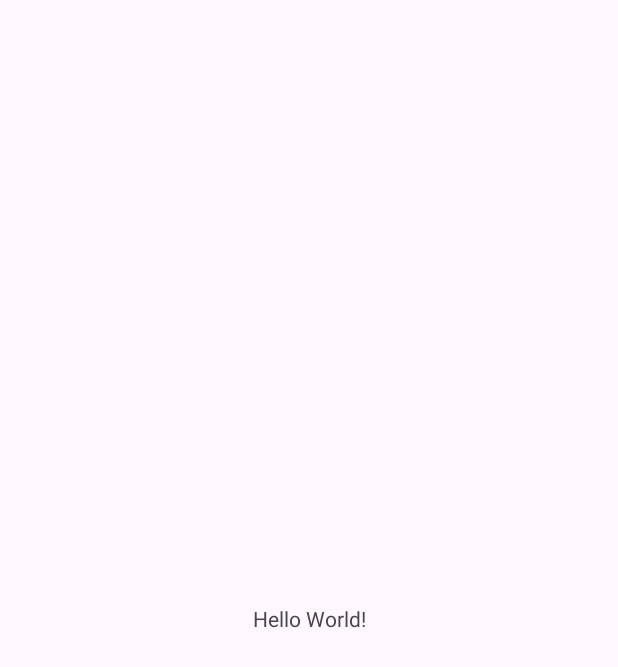
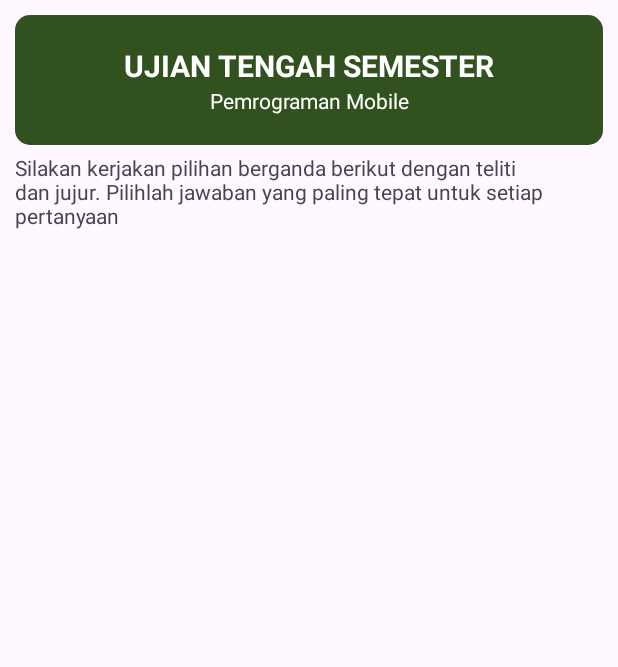
Before and after one commit to ChristianNathanielP/UTS_PM5_ChristianNathaniel, an Android app: the screen it shows after launch (MainActivity), on a phone screen of 412 x 824 dp. Before the commit the part shown is almost empty. Shown: the top 667 px of the screen. Run offline under Robolectric (Android 15) with nearby library versions, the phone set to English and light mode, and no system bars.

Commit message:
Progres 1 - Judul dan pengantar

```diff
--- /dev/null
+++ b/app/src/main/res/drawable/border_radius.xml
@@ -0,0 +1,7 @@
+<?xml version="1.0" encoding="utf-8"?>
+<shape xmlns:android="http://schemas.android.com/apk/res/android"
+    android:shape="rectangle">
+    <corners android:radius="10dp"/>
+    <solid android:color="@color/green"/>
+
+</shape>
--- a/app/src/main/res/layout/activity_main.xml
+++ b/app/src/main/res/layout/activity_main.xml
@@ -5,15 +5,50 @@
     android:id="@+id/main"
     android:layout_width="match_parent"
     android:layout_height="match_parent"
-    tools:context=".MainActivity">
+    tools:context=".MainActivity"
+    android:layout_marginHorizontal="10dp"
+    >
+
+    <androidx.constraintlayout.widget.ConstraintLayout
+        android:id="@+id/bigTitle"
+        android:layout_width="match_parent"
+        android:layout_height="wrap_content"
+        app:layout_constraintTop_toTopOf="parent"
+        android:layout_marginTop="10dp"
+        android:padding="20dp"
+        android:background="@drawable/border_radius">
+
+        <TextView
+            android:id="@+id/title"
+            android:layout_width="match_parent"
+            android:layout_height="wrap_content"
+            android:text="@string/title"
+            android:textAlignment="center"
+            android:textSize="20sp"
+            android:textStyle="bold"
+            app:layout_constraintTop_toTopOf="parent"
+            android:textColor="@color/white"
+            android:textAllCaps="true"/>
+        <TextView
+            android:id="@+id/subTitle"
+            android:layout_width="match_parent"
+            android:layout_height="wrap_content"
+            android:text="@string/subTitle"
+            app:layout_constraintTop_toBottomOf="@+id/title"
+            app:layout_constraintBottom_toBottomOf="parent"
+            android:textAlignment="center"
+            android:textColor="@color/white"/>
+
+    </androidx.constraintlayout.widget.ConstraintLayout>
 
     <TextView
-        android:layout_width="wrap_content"
+        android:layout_width="match_parent"
         android:layout_height="wrap_content"
-        android:text="Hello World!"
-        app:layout_constraintBottom_toBottomOf="parent"
-        app:layout_constraintEnd_toEndOf="parent"
-        app:layout_constraintStart_toStartOf="parent"
-        app:layout_constraintTop_toTopOf="parent" />
+        app:layout_constraintTop_toBottomOf="@+id/bigTitle"
+        android:layout_marginTop="5dp"
+        android:text="@string/pengantar"
+        android:textFontWeight="900"/>
+
+
 
 </androidx.constraintlayout.widget.ConstraintLayout>
--- a/app/src/main/res/values/colors.xml
+++ b/app/src/main/res/values/colors.xml
@@ -2,4 +2,5 @@
 <resources>
     <color name="black">#FF000000</color>
     <color name="white">#FFFFFFFF</color>
+    <color name="green">#31511E</color>
 </resources>
--- a/app/src/main/res/values/strings.xml
+++ b/app/src/main/res/values/strings.xml
@@ -1,3 +1,6 @@
 <resources>
-    <string name="app_name">UTS_PM5_SecondChoise</string>
+    <string name="app_name">Second Choise</string>
+    <string name="title">Ujian Tengah Semester</string>
+    <string name="subTitle">Pemrograman Mobile</string>
+    <string name="pengantar">Silakan kerjakan pilihan berganda berikut dengan teliti dan jujur. Pilihlah jawaban yang paling tepat untuk setiap pertanyaan</string>
 </resources>
```
